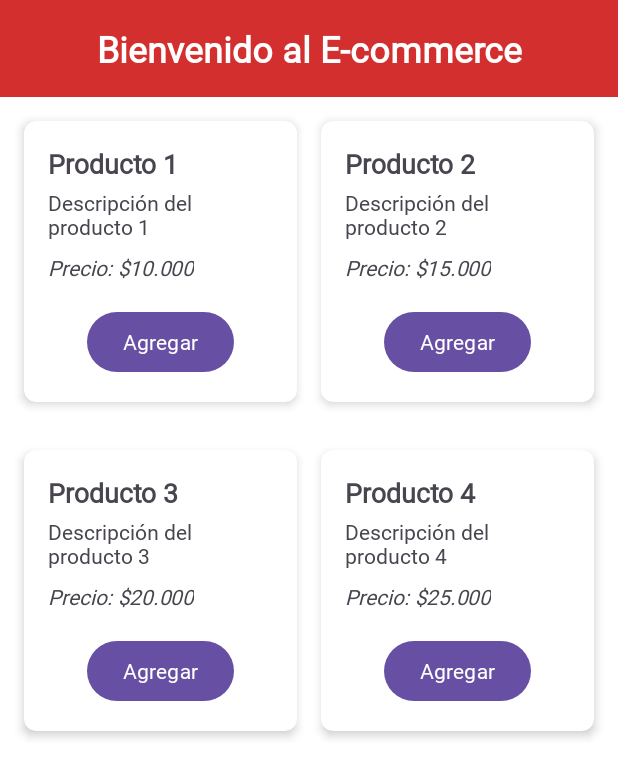
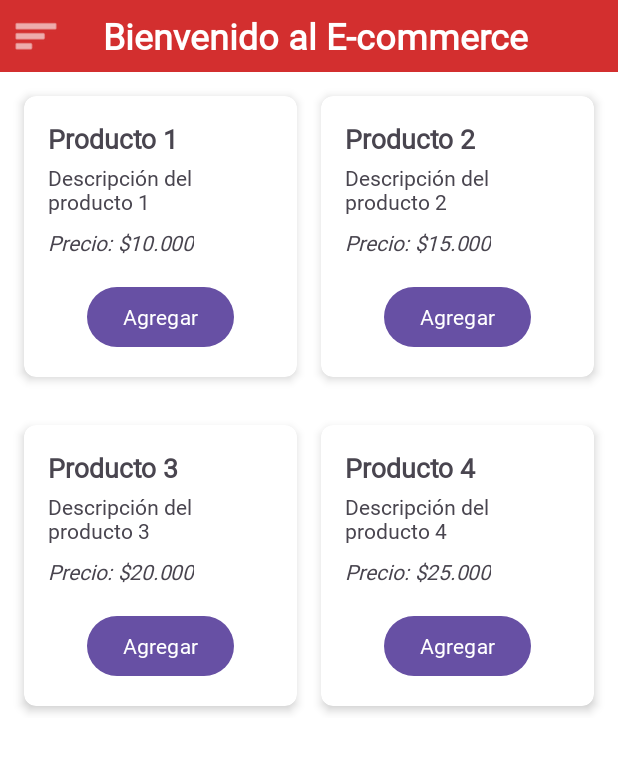
Before and after one commit to CQuiroz1404/AppSQLite, an Android app: the Menu screen opened directly, with no data from a screen before it, on a phone screen of 412 x 824 dp. Shown: the top 777 px of the screen. Run offline under Robolectric (Android 15) with nearby library versions, the phone set to English and light mode, and no system bars.

Commit message:
aside en el menu
se agrego un boton que muestra un aside con botones para futuran funciones

```diff
--- a/app/src/main/java/com/example/appconsqlite/Menu.java
+++ b/app/src/main/java/com/example/appconsqlite/Menu.java
@@ -2,21 +2,29 @@ package com.example.appconsqlite;
 
 import android.os.Bundle;
 import android.widget.Button;
+import android.widget.ImageButton;
 import android.widget.Toast;
 
 import androidx.activity.EdgeToEdge;
 import androidx.appcompat.app.AppCompatActivity;
-import androidx.core.graphics.Insets;
-import androidx.core.view.ViewCompat;
-import androidx.core.view.WindowInsetsCompat;
+import androidx.drawerlayout.widget.DrawerLayout;
+import androidx.core.view.GravityCompat;
+import androidx.activity.OnBackPressedCallback;
 
 public class Menu extends AppCompatActivity {
 
+    // Variables no usadas, pero se mantienen si son necesarias para otra lógica
     int numero;
     int num1;
     int num3;
     int num2;
-    private Button btnAdd1, btnAdd2;
+
+    // Declaración de botones
+    private Button btnAdd1, btnAdd2, btnAdd3, btnAdd4;
+    private ImageButton btnMenu; // Botón para el menú/aside
+
+    // Declaración del DrawerLayout
+    private DrawerLayout drawerLayout;
 
     @Override
     protected void onCreate(Bundle savedInstanceState) {
@@ -24,21 +32,67 @@ public class Menu extends AppCompatActivity {
         EdgeToEdge.enable(this);
         setContentView(R.layout.activity_menu);
 
-        ViewCompat.setOnApplyWindowInsetsListener(findViewById(R.id.main), (v, insets) -> {
-            Insets systemBars = insets.getInsets(WindowInsetsCompat.Type.systemBars());
-            v.setPadding(systemBars.left, systemBars.top, systemBars.right, systemBars.bottom);
-            return insets;
-        });
+        // ==========================================================
+        // SE ELIMINA el setOnApplyWindowInsetsListener
+        // La corrección de posición se hace en el XML con fitsSystemWindows="true"
+        // ==========================================================
 
-        // Inicializar botones
+        // 1. Inicializar el DrawerLayout
+        drawerLayout = findViewById(R.id.drawer_layout);
+
+        // 2. Inicializar botones de la vista
         btnAdd1 = findViewById(R.id.btnAdd1);
         btnAdd2 = findViewById(R.id.btnAdd2);
+        btnAdd3 = findViewById(R.id.btnAdd3);
+        btnAdd4 = findViewById(R.id.btnAdd4);
+        btnMenu = findViewById(R.id.btnMenu);
 
-        // Acción de agregar al carrito (simulada)
+        // 3. Listener del botón de menú: Abre el Drawer
+        btnMenu.setOnClickListener(v ->
+                drawerLayout.openDrawer(GravityCompat.START)
+        );
+
+        // 4. Listeners para los botones de "Agregar"
         btnAdd1.setOnClickListener(v ->
-                Toast.makeText(this, "Producto 1 agregado al carrito", Toast.LENGTH_SHORT).show());
+                Toast.makeText(this, "Producto 1 agregado al carrito", Toast.LENGTH_SHORT).show()
+        );
 
         btnAdd2.setOnClickListener(v ->
-                Toast.makeText(this, "Producto 2 agregado al carrito", Toast.LENGTH_SHORT).show());
+                Toast.makeText(this, "Producto 2 agregado al carrito", Toast.LENGTH_SHORT).show()
+        );
+
+        btnAdd3.setOnClickListener(v ->
+                Toast.makeText(this, "Producto 3 agregado al carrito", Toast.LENGTH_SHORT).show()
+        );
+
+        btnAdd4.setOnClickListener(v ->
+                Toast.makeText(this, "Producto 4 agregado al carrito", Toast.LENGTH_SHORT).show()
+        );
+
+        // 5. Opciones del menú lateral (ejemplo)
+        // Usamos IDs de los botones que definiste en el XML del menú lateral.
+        Button btnNavCarrito = findViewById(R.id.btnNavCarrito);
+        if (btnNavCarrito != null) {
+            btnNavCarrito.setOnClickListener(v -> {
+                Toast.makeText(this, "Navegando al Carrito...", Toast.LENGTH_SHORT).show();
+                drawerLayout.closeDrawer(GravityCompat.START);
+            });
+        }
+
+        // 6. SOLUCIÓN A LA ADVERTENCIA: OnBackPressedDispatcher
+        OnBackPressedCallback callback = new OnBackPressedCallback(true /* enabled by default */) {
+            @Override
+            public void handleOnBackPressed() {
+                if (drawerLayout.isDrawerOpen(GravityCompat.START)) {
+                    drawerLayout.closeDrawer(GravityCompat.START);
+                } else {
+                    setEnabled(false);
+                    Menu.super.onBackPressed();
+                }
+            }
+        };
+
+        // Registrar el callback con el dispatcher de la Activity
+        getOnBackPressedDispatcher().addCallback(this, callback);
     }
 }
--- a/app/src/main/res/layout/activity_menu.xml
+++ b/app/src/main/res/layout/activity_menu.xml
@@ -1,6 +1,12 @@
 <?xml version="1.0" encoding="utf-8"?>
-<ScrollView xmlns:android="http://schemas.android.com/apk/res/android"
+<androidx.drawerlayout.widget.DrawerLayout
+    xmlns:android="http://schemas.android.com/apk/res/android"
     xmlns:app="http://schemas.android.com/apk/res-auto"
+    android:id="@+id/drawer_layout"
+    android:layout_width="match_parent"
+    android:layout_height="match_parent">
+
+    <ScrollView
         android:id="@+id/main"
         android:layout_width="match_parent"
         android:layout_height="match_parent"
@@ -11,28 +17,53 @@
             android:layout_height="wrap_content"
             android:orientation="vertical">
 
-        <!-- Header Rojo -->
-        <TextView
-            android:id="@+id/textTitle"
+            <LinearLayout
                 android:layout_width="match_parent"
                 android:layout_height="wrap_content"
                 android:background="#D32F2F"
+                android:orientation="horizontal"
+                android:gravity="center_vertical"
+                android:paddingStart="16dp"
+                android:paddingEnd="16dp"
+                android:paddingTop="20dp"  android:paddingBottom="10dp"
+                android:fitsSystemWindows="true">
+
+                <ImageButton
+                    android:id="@+id/btnMenu"
+                    android:layout_width="wrap_content"
+                    android:layout_height="wrap_content"
+                    android:src="@android:drawable/ic_menu_sort_by_size"
+                    android:contentDescription="Menú de Opciones"
+                    android:background="?attr/selectableItemBackgroundBorderless"
+                    android:tint="@android:color/white"
+                    android:padding="8dp"/>
+
+                <TextView
+                    android:id="@+id/textTitle"
+                    android:layout_width="0dp"
+                    android:layout_height="wrap_content"
+                    android:layout_weight="1"
                     android:gravity="center"
-            android:padding="16dp"
                     android:text="Bienvenido al E-commerce"
                     android:textColor="@android:color/white"
                     android:textSize="24sp"
                     android:textStyle="bold"
-            android:fontFamily="@font/roland_variable_full" />
+                    android:fontFamily="@font/roland_variable_full"
+                    android:paddingStart="8dp"/>
 
-        <!-- Fila de Productos 1 -->
+                <Space
+                    android:layout_width="wrap_content"
+                    android:layout_height="wrap_content"
+                    android:minWidth="48dp" />
+
+            </LinearLayout>
+
             <LinearLayout
                 android:layout_width="match_parent"
                 android:layout_height="wrap_content"
                 android:orientation="horizontal"
                 android:padding="8dp">
 
-            <!-- Producto 1 -->
                 <androidx.cardview.widget.CardView
                     android:layout_width="0dp"
                     android:layout_height="wrap_content"
@@ -40,13 +71,11 @@
                     android:layout_weight="1"
                     app:cardCornerRadius="8dp"
                     app:cardElevation="4dp">
-
                     <LinearLayout
                         android:layout_width="match_parent"
                         android:layout_height="wrap_content"
                         android:orientation="vertical"
                         android:padding="16dp">
-
                         <TextView
                             android:layout_width="wrap_content"
                             android:layout_height="wrap_content"
@@ -54,14 +83,12 @@
                             android:textSize="18sp"
                             android:textStyle="bold"
                             android:fontFamily="@font/roland_variable_full" />
-
                         <TextView
                             android:layout_width="wrap_content"
                             android:layout_height="wrap_content"
                             android:layout_marginTop="4dp"
                             android:text="Descripción del producto 1"
                             android:fontFamily="@font/roland_variable_full" />
-
                         <TextView
                             android:layout_width="wrap_content"
                             android:layout_height="wrap_content"
@@ -69,7 +96,6 @@
                             android:text="Precio: $10.000"
                             android:textStyle="italic"
                             android:fontFamily="@font/roland_variable_full" />
-
                         <Button
                             android:id="@+id/btnAdd1"
                             android:layout_width="wrap_content"
@@ -81,7 +107,6 @@
                     </LinearLayout>
                 </androidx.cardview.widget.CardView>
 
-            <!-- Producto 2 -->
                 <androidx.cardview.widget.CardView
                     android:layout_width="0dp"
                     android:layout_height="wrap_content"
@@ -89,13 +114,11 @@
                     android:layout_weight="1"
                     app:cardCornerRadius="8dp"
                     app:cardElevation="4dp">
-
                     <LinearLayout
                         android:layout_width="match_parent"
                         android:layout_height="wrap_content"
                         android:orientation="vertical"
                         android:padding="16dp">
-
                         <TextView
                             android:layout_width="wrap_content"
                             android:layout_height="wrap_content"
@@ -103,14 +126,12 @@
                             android:textSize="18sp"
                             android:textStyle="bold"
                             android:fontFamily="@font/roland_variable_full" />
-
                         <TextView
                             android:layout_width="wrap_content"
                             android:layout_height="wrap_content"
                             android:layout_marginTop="4dp"
                             android:text="Descripción del producto 2"
                             android:fontFamily="@font/roland_variable_full" />
-
                         <TextView
                             android:layout_width="wrap_content"
                             android:layout_height="wrap_content"
@@ -118,7 +139,6 @@
                             android:text="Precio: $15.000"
                             android:textStyle="italic"
                             android:fontFamily="@font/roland_variable_full" />
-
                         <Button
                             android:id="@+id/btnAdd2"
                             android:layout_width="wrap_content"
@@ -132,14 +152,12 @@
 
             </LinearLayout>
 
-        <!-- Fila de Productos 2 -->
             <LinearLayout
                 android:layout_width="match_parent"
                 android:layout_height="wrap_content"
                 android:orientation="horizontal"
                 android:padding="8dp">
 
-            <!-- Producto 3 -->
                 <androidx.cardview.widget.CardView
                     android:layout_width="0dp"
                     android:layout_height="wrap_content"
@@ -147,13 +165,11 @@
                     android:layout_weight="1"
                     app:cardCornerRadius="8dp"
                     app:cardElevation="4dp">
-
                     <LinearLayout
                         android:layout_width="match_parent"
                         android:layout_height="wrap_content"
                         android:orientation="vertical"
                         android:padding="16dp">
-
                         <TextView
                             android:layout_width="wrap_content"
                             android:layout_height="wrap_content"
@@ -161,14 +177,12 @@
                             android:textSize="18sp"
                             android:textStyle="bold"
                             android:fontFamily="@font/roland_variable_full" />
-
                         <TextView
                             android:layout_width="wrap_content"
                             android:layout_height="wrap_content"
                             android:layout_marginTop="4dp"
                             android:text="Descripción del producto 3"
                             android:fontFamily="@font/roland_variable_full" />
-
                         <TextView
                             android:layout_width="wrap_content"
                             android:layout_height="wrap_content"
@@ -176,7 +190,6 @@
                             android:text="Precio: $20.000"
                             android:textStyle="italic"
                             android:fontFamily="@font/roland_variable_full" />
-
                         <Button
                             android:id="@+id/btnAdd3"
                             android:layout_width="wrap_content"
@@ -188,7 +201,6 @@
                     </LinearLayout>
                 </androidx.cardview.widget.CardView>
 
-            <!-- Producto 4 -->
                 <androidx.cardview.widget.CardView
                     android:layout_width="0dp"
                     android:layout_height="wrap_content"
@@ -196,13 +208,11 @@
                     android:layout_weight="1"
                     app:cardCornerRadius="8dp"
                     app:cardElevation="4dp">
-
                     <LinearLayout
                         android:layout_width="match_parent"
                         android:layout_height="wrap_content"
                         android:orientation="vertical"
                         android:padding="16dp">
-
                         <TextView
                             android:layout_width="wrap_content"
                             android:layout_height="wrap_content"
@@ -210,14 +220,12 @@
                             android:textSize="18sp"
                             android:textStyle="bold"
                             android:fontFamily="@font/roland_variable_full" />
-
                         <TextView
                             android:layout_width="wrap_content"
                             android:layout_height="wrap_content"
                             android:layout_marginTop="4dp"
                             android:text="Descripción del producto 4"
                             android:fontFamily="@font/roland_variable_full" />
-
                         <TextView
                             android:layout_width="wrap_content"
                             android:layout_height="wrap_content"
@@ -225,7 +233,6 @@
                             android:text="Precio: $25.000"
                             android:textStyle="italic"
                             android:fontFamily="@font/roland_variable_full" />
-
                         <Button
                             android:id="@+id/btnAdd4"
                             android:layout_width="wrap_content"
@@ -241,3 +248,67 @@
 
         </LinearLayout>
     </ScrollView>
+
+    <LinearLayout
+        android:id="@+id/left_drawer"
+        android:layout_width="280dp"
+        android:layout_height="match_parent"
+        android:layout_gravity="start"
+        android:orientation="vertical"
+        android:background="@android:color/white"
+        android:fitsSystemWindows="true">
+
+        <TextView
+            android:layout_width="match_parent"
+            android:layout_height="wrap_content"
+            android:text="Menú de Opciones"
+            android:fontFamily="@font/roland_variable_full"
+            android:textSize="22sp"
+            android:textStyle="bold"
+            android:textColor="#333333"
+            android:paddingStart="16dp"
+            android:paddingEnd="16dp"
+            android:paddingTop="16dp"
+            android:paddingBottom="16dp"
+            android:background="#EEEEEE" />
+
+        <Button
+            android:id="@+id/btnNavCarrito"
+            android:layout_width="match_parent"
+            android:layout_height="wrap_content"
+            android:text="Ver Carrito"
+            android:fontFamily="@font/roland_variable_full"
+            android:backgroundTint="#FF9800"
+            android:textColor="@android:color/white"
+            android:layout_marginTop="8dp"
+            android:layout_marginBottom="8dp"
+            android:layout_marginStart="16dp"
+            android:layout_marginEnd="16dp"/>
+
+        <Button
+            android:id="@+id/btnNavCuenta"
+            android:layout_width="match_parent"
+            android:layout_height="wrap_content"
+            android:text="Mi Cuenta"
+            android:fontFamily="@font/roland_variable_full"
+            android:backgroundTint="#2196F3"
+            android:textColor="@android:color/white"
+            android:layout_marginBottom="8dp"
+            android:layout_marginStart="16dp"
+            android:layout_marginEnd="16dp"/>
+
+        <Button
+            android:id="@+id/btnNavPedidos"
+            android:layout_width="match_parent"
+            android:layout_height="wrap_content"
+            android:text="Mis Pedidos"
+            android:fontFamily="@font/roland_variable_full"
+            android:backgroundTint="#00BCD4"
+            android:textColor="@android:color/white"
+            android:layout_marginBottom="8dp"
+            android:layout_marginStart="16dp"
+            android:layout_marginEnd="16dp"/>
+
+    </LinearLayout>
+
+</androidx.drawerlayout.widget.DrawerLayout>
```
Lines whose indentation alone changed are shown as unchanged.
